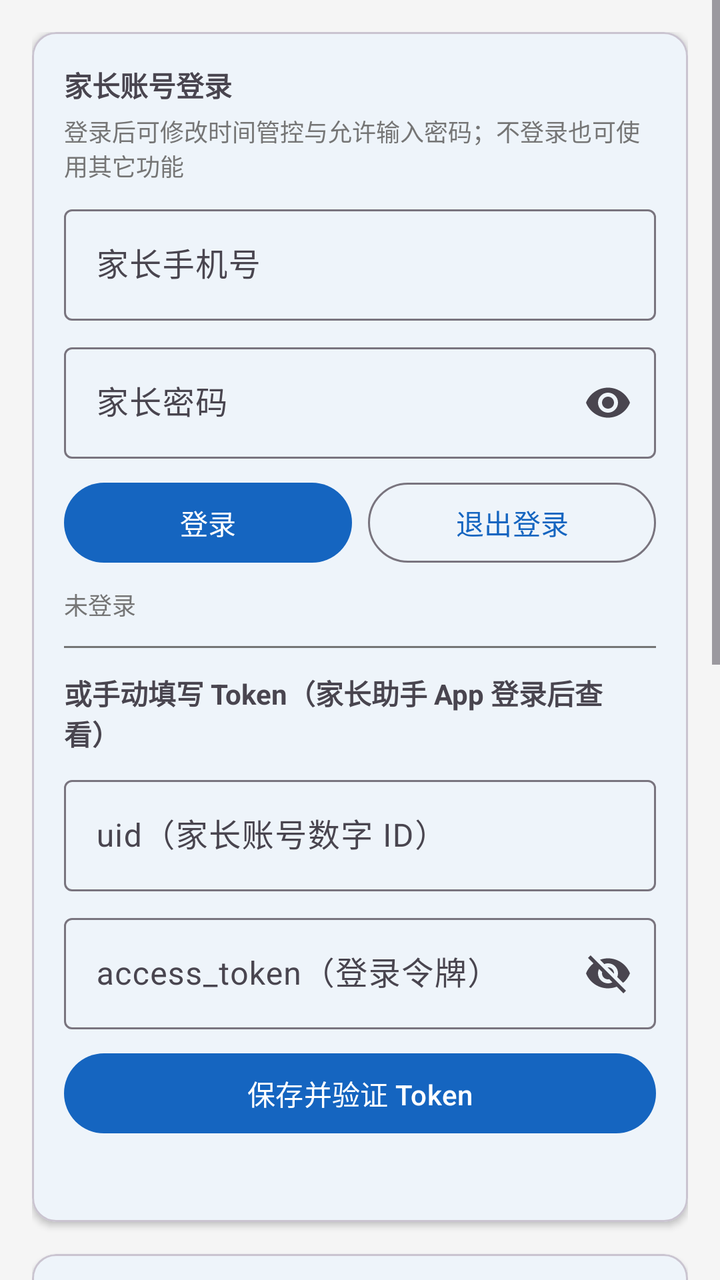
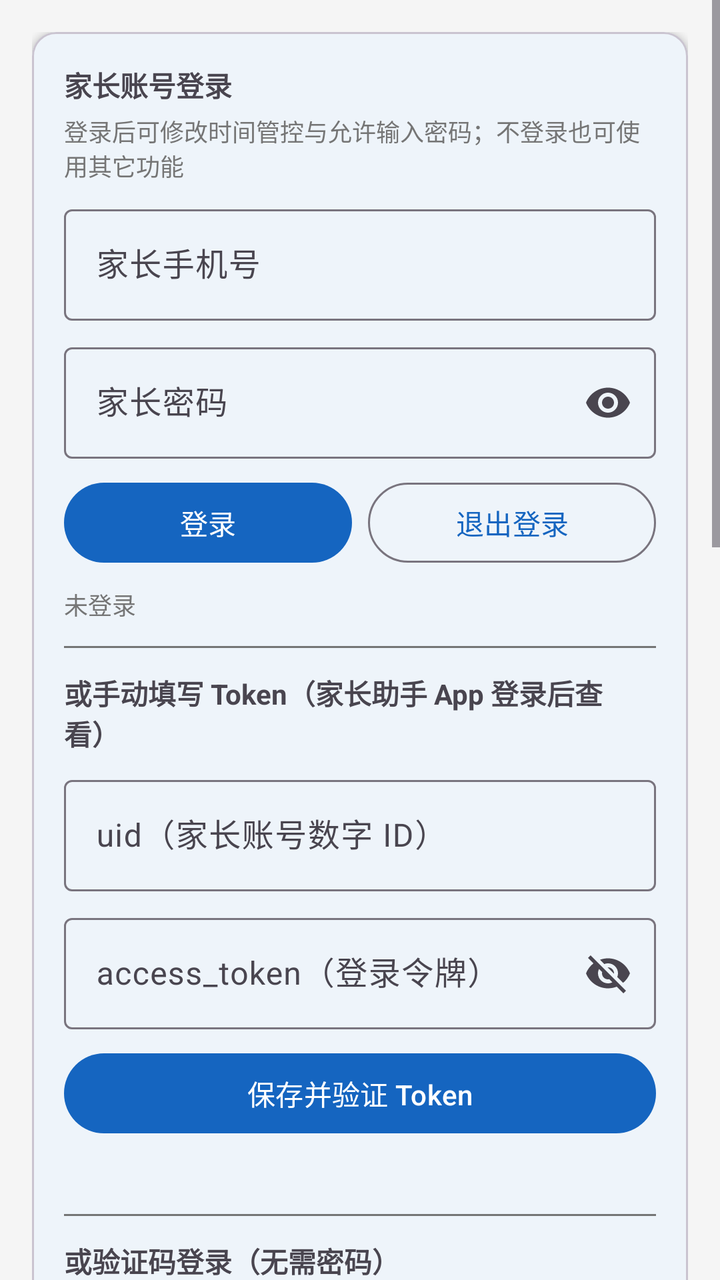

Compare the two renders of this Android layout. The source of the first and the diff that turns it into the second are given below.
<!-- AndroidManifest.xml: application theme Theme.ZaralynControl -->
<!-- res/layout/fragment_settings.xml -->
<?xml version="1.0" encoding="utf-8"?>
<ScrollView xmlns:android="http://schemas.android.com/apk/res/android"
    xmlns:app="http://schemas.android.com/apk/res-auto"
    android:layout_width="match_parent"
    android:layout_height="match_parent"
    android:fillViewport="true">

<LinearLayout
    android:layout_width="match_parent"
    android:layout_height="wrap_content"
    android:orientation="vertical"
    android:padding="16dp">

    
    <com.google.android.material.card.MaterialCardView
        android:layout_width="match_parent"
        android:layout_height="wrap_content"
        app:cardCornerRadius="12dp"
        app:cardElevation="2dp">

        <LinearLayout
            android:layout_width="match_parent"
            android:layout_height="wrap_content"
            android:orientation="vertical"
            android:padding="16dp">

            <TextView
                android:layout_width="wrap_content"
                android:layout_height="wrap_content"
                android:text="家长账号登录"
                android:textStyle="bold" />

            <TextView
                android:layout_width="wrap_content"
                android:layout_height="wrap_content"
                android:layout_marginTop="4dp"
                android:textSize="12sp"
                android:textColor="@color/text_secondary"
                android:text="登录后可修改时间管控与允许输入密码；不登录也可使用其它功能" />

            <com.google.android.material.textfield.TextInputLayout
                style="@style/Widget.Material3.TextInputLayout.OutlinedBox"
                android:layout_width="match_parent"
                android:layout_height="wrap_content"
                android:layout_marginTop="8dp"
                android:hint="家长手机号">

                <com.google.android.material.textfield.TextInputEditText
                    android:id="@+id/etLoginMobile"
                    android:layout_width="match_parent"
                    android:layout_height="wrap_content"
                    android:inputType="phone" />

            </com.google.android.material.textfield.TextInputLayout>

            <com.google.android.material.textfield.TextInputLayout
                style="@style/Widget.Material3.TextInputLayout.OutlinedBox"
                android:layout_width="match_parent"
                android:layout_height="wrap_content"
                android:layout_marginTop="8dp"
                android:hint="家长密码"
                app:endIconMode="password_toggle">

                <com.google.android.material.textfield.TextInputEditText
                    android:id="@+id/etLoginPassword"
                    android:layout_width="match_parent"
                    android:layout_height="wrap_content"
                    android:inputType="textPassword" />

            </com.google.android.material.textfield.TextInputLayout>

            <LinearLayout
                android:layout_width="match_parent"
                android:layout_height="wrap_content"
                android:layout_marginTop="8dp"
                android:orientation="horizontal">

                <com.google.android.material.button.MaterialButton
                    android:id="@+id/btnLogin"
                    android:layout_width="0dp"
                    android:layout_height="wrap_content"
                    android:layout_weight="1"
                    android:layout_marginEnd="8dp"
                    android:text="登录" />

                <com.google.android.material.button.MaterialButton
                    android:id="@+id/btnLogout"
                    style="@style/Widget.Material3.Button.OutlinedButton"
                    android:layout_width="0dp"
                    android:layout_height="wrap_content"
                    android:layout_weight="1"
                    android:text="退出登录" />

            </LinearLayout>

            <TextView
                android:id="@+id/tvLoginStatus"
                android:layout_width="wrap_content"
                android:layout_height="wrap_content"
                android:layout_marginTop="8dp"
                android:textSize="12sp"
                android:textColor="@color/text_secondary"
                android:text="未登录" />

            
            <View
                android:layout_width="match_parent"
                android:layout_height="1dp"
                android:layout_marginTop="12dp"
                android:background="@color/text_secondary" />

            <TextView
                android:layout_width="wrap_content"
                android:layout_height="wrap_content"
                android:layout_marginTop="12dp"
                android:text="或手动填写 Token（家长助手 App 登录后查看）"
                android:textStyle="bold" />

            <com.google.android.material.textfield.TextInputLayout
                style="@style/Widget.Material3.TextInputLayout.OutlinedBox"
                android:layout_width="match_parent"
                android:layout_height="wrap_content"
                android:layout_marginTop="8dp"
                android:hint="uid（家长账号数字 ID）">

                <com.google.android.material.textfield.TextInputEditText
                    android:id="@+id/etTokenUid"
                    android:layout_width="match_parent"
                    android:layout_height="wrap_content"
                    android:inputType="number" />

            </com.google.android.material.textfield.TextInputLayout>

            <com.google.android.material.textfield.TextInputLayout
                style="@style/Widget.Material3.TextInputLayout.OutlinedBox"
                android:layout_width="match_parent"
                android:layout_height="wrap_content"
                android:layout_marginTop="8dp"
                android:hint="access_token（登录令牌）"
                app:endIconMode="password_toggle">

                <com.google.android.material.textfield.TextInputEditText
                    android:id="@+id/etTokenValue"
                    android:layout_width="match_parent"
                    android:layout_height="wrap_content"
                    android:inputType="text" />

            </com.google.android.material.textfield.TextInputLayout>

            <LinearLayout
                android:layout_width="match_parent"
                android:layout_height="wrap_content"
                android:layout_marginTop="8dp"
                android:orientation="horizontal">

                <com.google.android.material.button.MaterialButton
                    android:id="@+id/btnSaveToken"
                    android:layout_width="match_parent"
                    android:layout_height="wrap_content"
                    android:text="保存并验证 Token" />

            </LinearLayout>

            <TextView
                android:id="@+id/tvTokenStatus"
                android:layout_width="wrap_content"
                android:layout_height="wrap_content"
                android:layout_marginTop="8dp"
                android:textSize="12sp"
                android:textColor="@color/text_secondary"
                android:text="" />

        </LinearLayout>

    </com.google.android.material.card.MaterialCardView>

    <com.google.android.material.card.MaterialCardView
        android:layout_width="match_parent"
        android:layout_height="wrap_content"
        android:layout_marginTop="16dp"
        app:cardCornerRadius="12dp"
        app:cardElevation="2dp">

        <LinearLayout
            android:layout_width="match_parent"
            android:layout_height="wrap_content"
            android:orientation="vertical"
            android:padding="16dp">

            <TextView
                android:layout_width="wrap_content"
                android:layout_height="wrap_content"
                android:text="@string/setting_auto_sync"
                android:textStyle="bold" />

            <com.google.android.material.materialswitch.MaterialSwitch
                android:id="@+id/switchAutoSync"
                android:layout_width="wrap_content"
                android:layout_height="wrap_content"
                android:layout_marginTop="8dp"
                android:text="@string/setting_auto_sync_summary" />

            <com.google.android.material.materialswitch.MaterialSwitch
                android:id="@+id/switchCloudSync"
                android:layout_width="wrap_content"
                android:layout_height="wrap_content"
                android:layout_marginTop="8dp"
                android:text="@string/setting_cloud_sync_summary" />

        </LinearLayout>

    </com.google.android.material.card.MaterialCardView>

    <com.google.android.material.card.MaterialCardView
        android:layout_width="match_parent"
        android:layout_height="wrap_content"
        android:layout_marginTop="16dp"
        app:cardCornerRadius="12dp"
        app:cardElevation="2dp">

        <LinearLayout
            android:layout_width="match_parent"
            android:layout_height="wrap_content"
            android:orientation="vertical"
            android:padding="16dp">

            <TextView
                android:layout_width="wrap_content"
                android:layout_height="wrap_content"
                android:text="@string/setting_scan_interval"
                android:textStyle="bold" />

            <LinearLayout
                android:layout_width="match_parent"
                android:layout_height="wrap_content"
                android:layout_marginTop="8dp"
                android:orientation="horizontal"
                android:gravity="center_vertical">

                <TextView
                    android:id="@+id/tvIntervalValue"
                    android:layout_width="0dp"
                    android:layout_height="wrap_content"
                    android:layout_weight="1"
                    android:text="1 分钟" />

                <SeekBar
                    android:id="@+id/seekInterval"
                    android:layout_width="0dp"
                    android:layout_height="wrap_content"
                    android:layout_weight="2" />

            </LinearLayout>

        </LinearLayout>

    </com.google.android.material.card.MaterialCardView>

    <com.google.android.material.card.MaterialCardView
        android:layout_width="match_parent"
        android:layout_height="wrap_content"
        android:layout_marginTop="16dp"
        app:cardCornerRadius="12dp"
        app:cardElevation="2dp">

        <LinearLayout
            android:layout_width="match_parent"
            android:layout_height="wrap_content"
            android:orientation="vertical"
            android:padding="16dp">

            <TextView
                android:layout_width="wrap_content"
                android:layout_height="wrap_content"
                android:text="远程设备管控（手动输入序列号）"
                android:textStyle="bold" />

            <TextView
                android:layout_width="wrap_content"
                android:layout_height="wrap_content"
                android:layout_marginTop="4dp"
                android:textSize="12sp"
                android:textColor="@color/text_secondary"
                android:text="填写其它设备的序列号（imei），仅发送请求不修改本机数据库" />

            <com.google.android.material.textfield.TextInputLayout
                style="@style/Widget.Material3.TextInputLayout.OutlinedBox"
                android:layout_width="match_parent"
                android:layout_height="wrap_content"
                android:layout_marginTop="8dp"
                android:hint="远程设备序列号（留空=使用本机）">

                <com.google.android.material.textfield.TextInputEditText
                    android:id="@+id/etRemoteSerial"
                    android:layout_width="match_parent"
                    android:layout_height="wrap_content"
                    android:inputType="text" />

            </com.google.android.material.textfield.TextInputLayout>

            <com.google.android.material.button.MaterialButton
                android:id="@+id/btnSaveRemoteSerial"
                android:layout_width="wrap_content"
                android:layout_height="wrap_content"
                android:layout_marginTop="8dp"
                android:text="保存序列号" />

        </LinearLayout>

    </com.google.android.material.card.MaterialCardView>

    <com.google.android.material.card.MaterialCardView
        android:layout_width="match_parent"
        android:layout_height="wrap_content"
        android:layout_marginTop="16dp"
        app:cardCornerRadius="12dp"
        app:cardElevation="2dp">

        <LinearLayout
            android:layout_width="match_parent"
            android:layout_height="wrap_content"
            android:orientation="vertical"
            android:padding="16dp">

            <TextView
                android:layout_width="wrap_content"
                android:layout_height="wrap_content"
                android:text="检测到的家长管理版本"
                android:textStyle="bold" />

            <TextView
                android:id="@+id/tvVersionInfo"
                android:layout_width="wrap_content"
                android:layout_height="wrap_content"
                android:layout_marginTop="8dp" />

        </LinearLayout>

    </com.google.android.material.card.MaterialCardView>

</LinearLayout>

</ScrollView>
<!-- resources referenced by this layout -->
<resources>
  <color name="text_secondary">#757575</color>
  <string name="setting_auto_sync">自动同步</string>
  <string name="setting_auto_sync_summary">后台自动同步管控列表</string>
  <string name="setting_cloud_sync_summary">同步到云端服务器</string>
  <string name="setting_scan_interval">扫描间隔</string>
  <style name="Theme.ZaralynControl" parent="Theme.Material3.DayNight.NoActionBar">
          <item name="colorPrimary">@color/primary</item>
          <item name="colorOnPrimary">@color/on_primary</item>
          <item name="colorPrimaryContainer">@color/primary_light</item>
          <item name="colorSecondary">@color/secondary</item>
          <item name="colorOnSecondary">@color/surface</item>
          <item name="colorSecondaryContainer">@color/secondary_dark</item>
          <item name="android:colorBackground">@color/background</item>
          <item name="colorSurface">@color/surface</item>
          <item name="colorOnSurface">@color/on_surface</item>
          <item name="android:statusBarColor">@color/primary_dark</item>
          <item name="android:navigationBarColor">@color/background</item>
      </style>
  <color name="primary">#1565C0</color>
  <color name="on_primary">#FFFFFF</color>
  <color name="primary_light">#42A5F5</color>
  <color name="secondary">#FF8F00</color>
  <color name="surface">#FFFFFF</color>
  <color name="secondary_dark">#FF6F00</color>
  <color name="background">#F5F5F5</color>
  <color name="on_surface">#212121</color>
  <color name="primary_dark">#0D47A1</color>
</resources>

<!-- the commit's change to res/layout/fragment_settings.xml (unified diff, before → after) -->
@@ -170,6 +170,83 @@
                 android:textColor="@color/text_secondary"
                 android:text="" />
 
+            
+            <View
+                android:layout_width="match_parent"
+                android:layout_height="1dp"
+                android:layout_marginTop="12dp"
+                android:background="@color/text_secondary" />
+
+            <TextView
+                android:layout_width="wrap_content"
+                android:layout_height="wrap_content"
+                android:layout_marginTop="12dp"
+                android:text="或验证码登录（无需密码）"
+                android:textStyle="bold" />
+
+            <com.google.android.material.textfield.TextInputLayout
+                style="@style/Widget.Material3.TextInputLayout.OutlinedBox"
+                android:layout_width="match_parent"
+                android:layout_height="wrap_content"
+                android:layout_marginTop="8dp"
+                android:hint="手机号">
+
+                <com.google.android.material.textfield.TextInputEditText
+                    android:id="@+id/etVerifyMobile"
+                    android:layout_width="match_parent"
+                    android:layout_height="wrap_content"
+                    android:inputType="phone" />
+
+            </com.google.android.material.textfield.TextInputLayout>
+
+            <com.google.android.material.textfield.TextInputLayout
+                style="@style/Widget.Material3.TextInputLayout.OutlinedBox"
+                android:layout_width="match_parent"
+                android:layout_height="wrap_content"
+                android:layout_marginTop="8dp"
+                android:hint="短信验证码">
+
+                <com.google.android.material.textfield.TextInputEditText
+                    android:id="@+id/etVerifyCode"
+                    android:layout_width="match_parent"
+                    android:layout_height="wrap_content"
+                    android:inputType="number" />
+
+            </com.google.android.material.textfield.TextInputLayout>
+
+            <LinearLayout
+                android:layout_width="match_parent"
+                android:layout_height="wrap_content"
+                android:layout_marginTop="8dp"
+                android:orientation="horizontal">
+
+                <com.google.android.material.button.MaterialButton
+                    android:id="@+id/btnSendCode"
+                    style="@style/Widget.Material3.Button.OutlinedButton"
+                    android:layout_width="0dp"
+                    android:layout_height="wrap_content"
+                    android:layout_weight="1"
+                    android:layout_marginEnd="8dp"
+                    android:text="发送验证码" />
+
+                <com.google.android.material.button.MaterialButton
+                    android:id="@+id/btnVerifyLogin"
+                    android:layout_width="0dp"
+                    android:layout_height="wrap_content"
+                    android:layout_weight="1"
+                    android:text="验证码登录" />
+
+            </LinearLayout>
+
+            <TextView
+                android:id="@+id/tvVerifyStatus"
+                android:layout_width="wrap_content"
+                android:layout_height="wrap_content"
+                android:layout_marginTop="8dp"
+                android:textSize="12sp"
+                android:textColor="@color/text_secondary"
+                android:text="" />
+
         </LinearLayout>
 
     </com.google.android.material.card.MaterialCardView>
